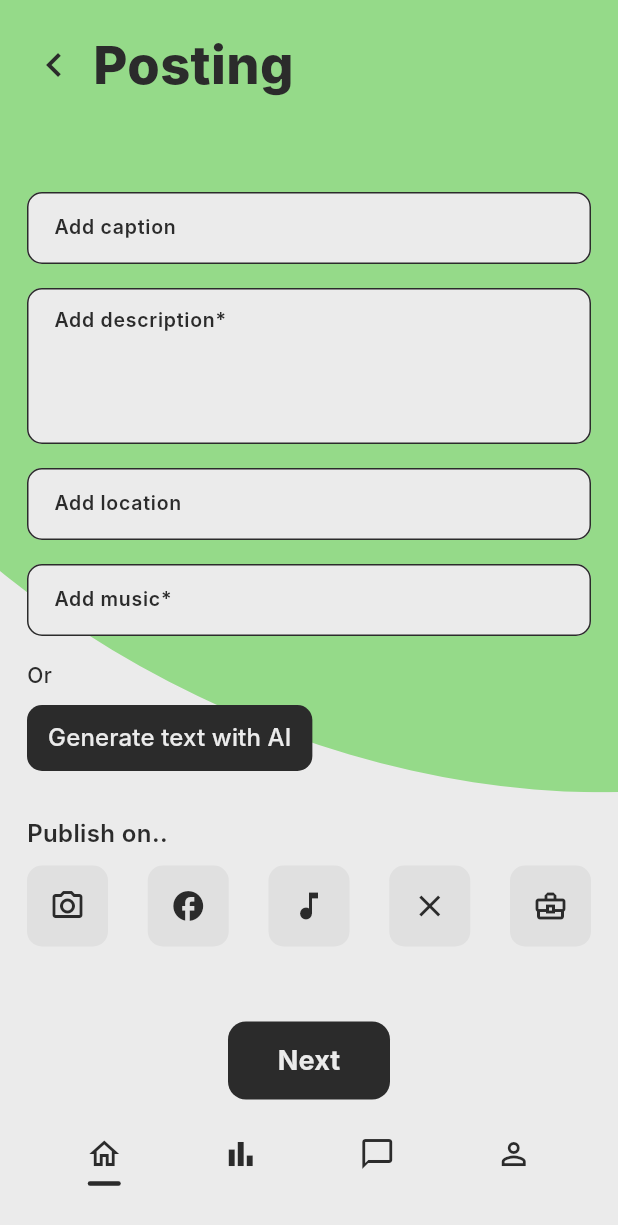
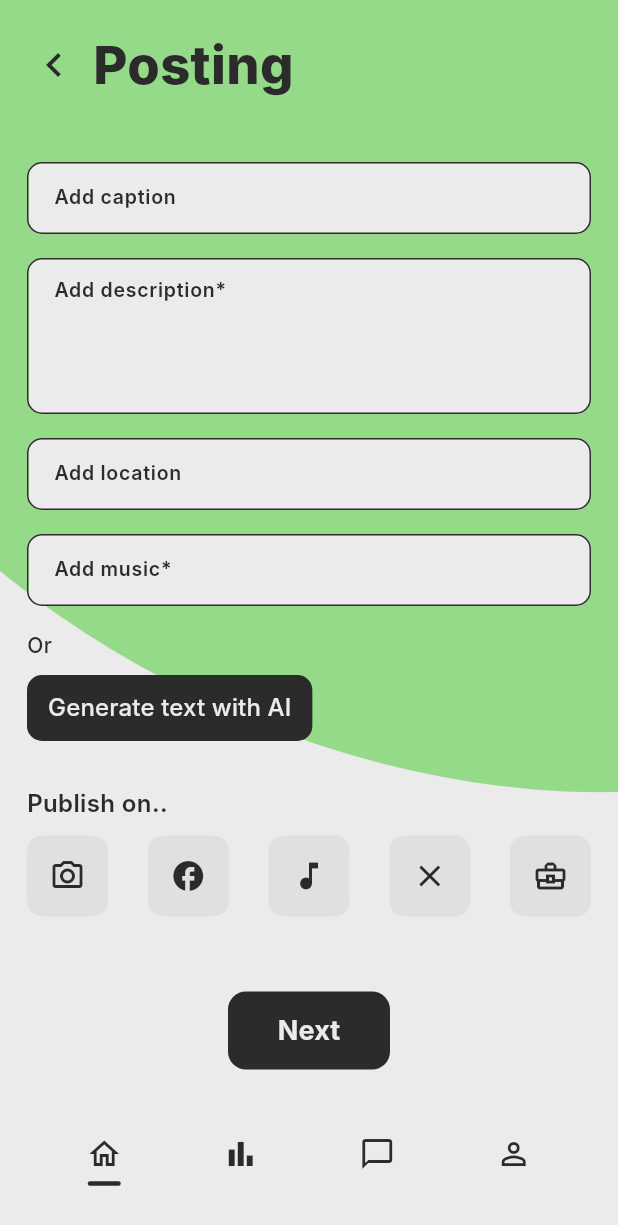
Before and after one commit to fannibarkanyi/COCO, a Flutter app: the PostDetailsPage screen opened directly with empty values, on a phone screen of 412 x 824 dp. Shown: the top 1225 px of the screen. Run offline on Flutter 3.47's test engine with Material 3 defaults, Android fonts, the phone set to English and light mode, and no system bars; our stand-ins replace cloud_firestore, firebase_core, firebase_storage, flutter_svg, image_picker; missing offline and left inert: firebase_app_check; accounts and stored records are empty; Roboto replaces fonts that are missing (Inter).

Commit message:
update post details

```diff
--- a/lib/pages/post_details.dart
+++ b/lib/pages/post_details.dart
@@ -127,7 +127,7 @@ class _PostDetailsPageState extends State<PostDetailsPage> {
                     ],
                   ),
 
-                  const SizedBox(height: 60),
+                  const SizedBox(height: 40),
 
                   _InputField(
                     controller: captionCtrl,
```
